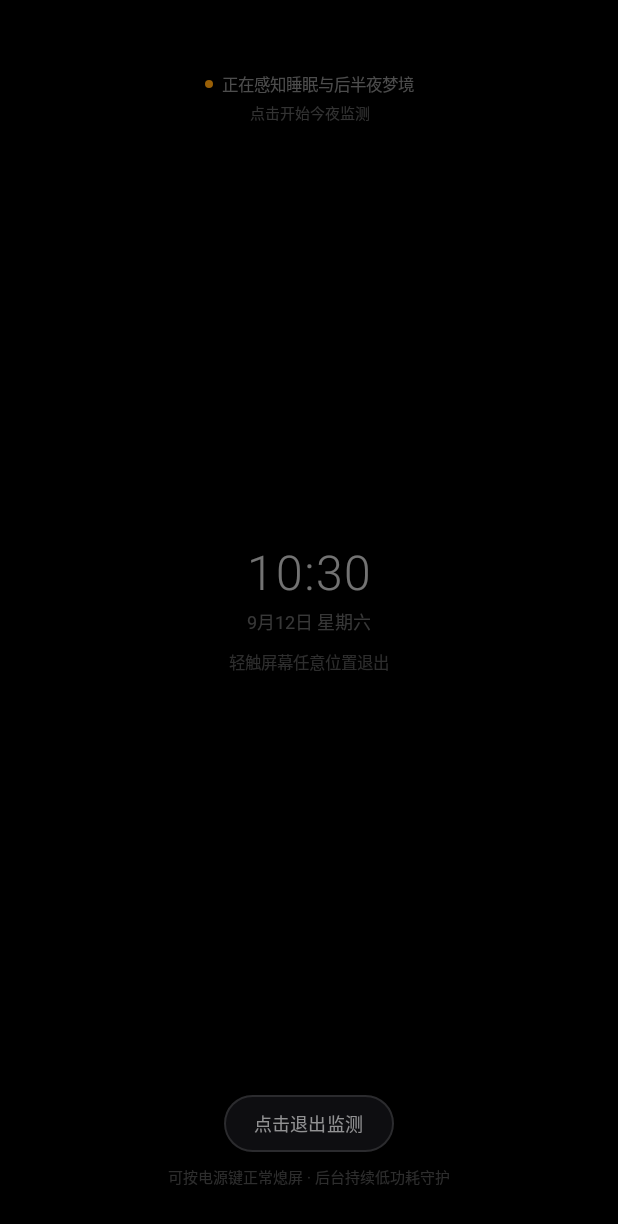
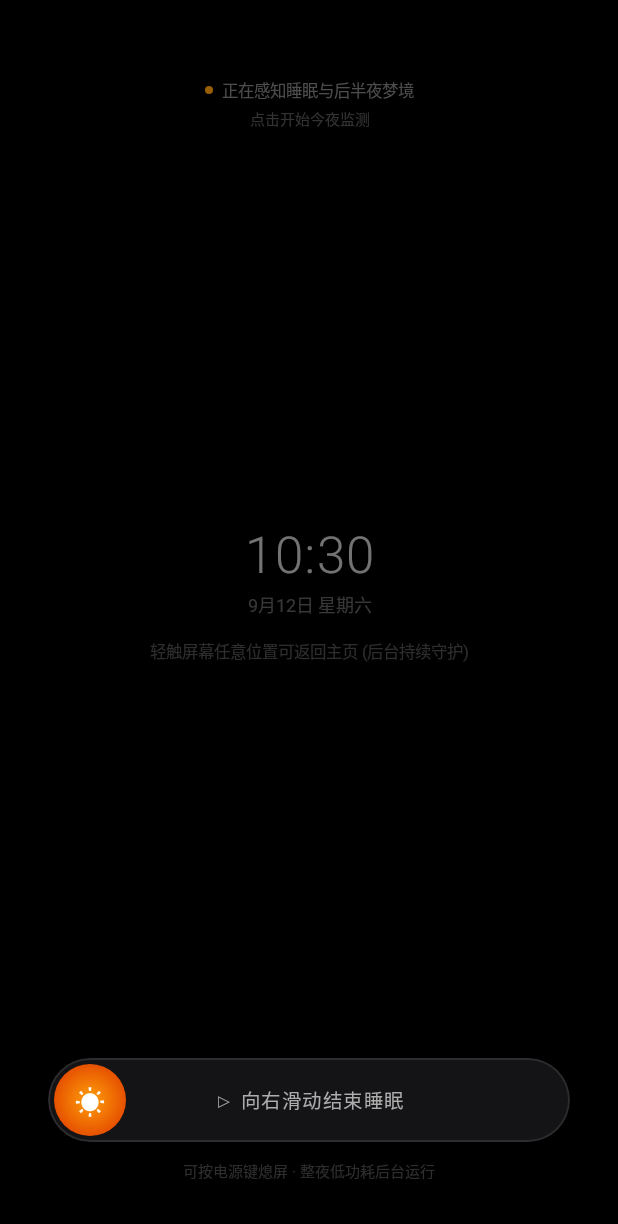
Before and after one commit to tongsuh/alarm, an Android app built with Jetpack Compose: the SleepModeActivity screen opened directly, with no data from a screen before it, on a phone screen of 412 x 824 dp. Shown: the top 1224 px of the screen. Run offline under Robolectric (Android 15) with nearby library versions, the light colour scheme and no system bars.

Commit message:
feat(ui): implement slide-to-stop tracking slider and non-destructive tap-to-minimize

```diff
--- a/app/src/main/java/com/example/flashalarm/ui/SleepModeActivity.kt
+++ b/app/src/main/java/com/example/flashalarm/ui/SleepModeActivity.kt
@@ -7,9 +7,11 @@ import android.os.Bundle
 import android.view.WindowManager
 import androidx.activity.ComponentActivity
 import androidx.activity.compose.setContent
-import androidx.compose.foundation.BorderStroke
 import androidx.compose.foundation.background
+import androidx.compose.foundation.border
 import androidx.compose.foundation.clickable
+import androidx.compose.foundation.gestures.detectHorizontalDragGestures
+import androidx.compose.foundation.interaction.MutableInteractionSource
 import androidx.compose.foundation.layout.*
 import androidx.compose.foundation.shape.CircleShape
 import androidx.compose.foundation.shape.RoundedCornerShape
@@ -17,9 +19,17 @@ import androidx.compose.material3.*
 import androidx.compose.runtime.*
 import androidx.compose.ui.Alignment
 import androidx.compose.ui.Modifier
+import androidx.compose.ui.draw.clip
+import androidx.compose.ui.graphics.Brush
 import androidx.compose.ui.graphics.Color
+import androidx.compose.ui.hapticfeedback.HapticFeedbackType
+import androidx.compose.ui.input.pointer.pointerInput
+import androidx.compose.ui.layout.onSizeChanged
+import androidx.compose.ui.platform.LocalDensity
+import androidx.compose.ui.platform.LocalHapticFeedback
 import androidx.compose.ui.text.font.FontFamily
 import androidx.compose.ui.text.font.FontWeight
+import androidx.compose.ui.unit.IntOffset
 import androidx.compose.ui.unit.dp
 import androidx.compose.ui.unit.sp
 import androidx.core.view.WindowCompat
@@ -31,16 +41,14 @@ import kotlinx.coroutines.delay
 import kotlinx.coroutines.isActive
 import java.text.SimpleDateFormat
 import java.util.*
+import kotlin.math.roundToInt
 
 /**
  * 专为夜间就寝打造的纯黑极暗睡眠态 Activity (SleepModeActivity)
  *
- * 彻底参考成熟睡眠软件 (Sleep as Android / Sleep Cycle) 的设计规范：
- * 1. OLED 纯黑真夜间模式：全屏 0xFF000000 黑色背景，硬件极低背光 (0.01f)，完全不刺眼、不抑制褪黑素。
- * 2. 弱光大时钟屏保：柔和微光时钟 + 实时微动守护状态。
- * 3. 锁屏全兼容：支持按物理电源键直接熄屏（后台服务无缝持续监测）；也支持夜间亮屏时在锁屏上极暗常驻看时间。
- * 4. 防翻身误触：采用【长按 2 秒结束】保护机制，杜绝夜间手臂压到屏幕误关监测。
- * 5. 实时平放姿态预警：检测到手机斜靠或竖立时，柔和提示请平放于床垫。
+ * 交互架构：
+ * 1. 退出黑屏界面 (临时离开看手机)：轻触屏幕任意空白区域即可返回主界面，后台睡眠感知持续低功耗守护。
+ * 2. 结束睡眠追踪 (晨起结算)：底部防误触【▷ 向右滑动结束睡眠】滑块，只有滑动达到阈值才真正终止服务并封存报告。
  */
 class SleepModeActivity : ComponentActivity() {
 
@@ -61,7 +69,12 @@ class SleepModeActivity : ComponentActivity() {
 
         setContent {
             SleepModeContent(
-                onExitSleep = {
+                onExitBedsideScreen = {
+                    // 仅退出当前黑屏时钟界面，后台睡眠感知继续运行！
+                    finish()
+                },
+                onStopSleepTracking = {
+                    // 晨起结算：滑块确认退出睡眠追踪
                     SleepTrackingService.stopTracking(this@SleepModeActivity)
                     finish()
                 }
@@ -70,21 +83,17 @@ class SleepModeActivity : ComponentActivity() {
     }
 
     private fun setupNightWindow() {
-        // 允许在锁屏上显示，熄屏点亮不刺眼
         if (Build.VERSION.SDK_INT >= Build.VERSION_CODES.O_MR1) {
             setShowWhenLocked(true)
             setTurnScreenOn(false)
         } else {
             @Suppress("DEPRECATION")
-            window.addFlags(
-                WindowManager.LayoutParams.FLAG_SHOW_WHEN_LOCKED
-            )
+            window.addFlags(WindowManager.LayoutParams.FLAG_SHOW_WHEN_LOCKED)
         }
 
-        // 常驻屏幕（用户也可随时按物理电源键熄屏）
         window.addFlags(WindowManager.LayoutParams.FLAG_KEEP_SCREEN_ON)
 
-        // 极暗屏幕背光重载 (0.015f)，OLED 零光污染
+        // 极暗屏幕背光 (0.015f)，夜间床头零刺眼
         val lp = window.attributes
         lp.screenBrightness = 0.015f
         window.attributes = lp
@@ -106,13 +115,13 @@ class SleepModeActivity : ComponentActivity() {
 
 @Composable
 private fun SleepModeContent(
-    onExitSleep: () -> Unit
+    onExitBedsideScreen: () -> Unit,
+    onStopSleepTracking: () -> Unit
 ) {
     val liveStatusDetail by SleepTrackingService.liveDetailText.collectAsState()
     val isPhoneFlat by SleepTrackingService.isPhoneFlat.collectAsState()
     val phoneTiltAngle by SleepTrackingService.phoneTiltAngle.collectAsState()
 
-    // 每秒刷新时间
     var currentTimeStr by remember { mutableStateOf(getFormattedTime()) }
     var currentDateStr by remember { mutableStateOf(getFormattedDate()) }
 
@@ -124,22 +133,27 @@ private fun SleepModeContent(
         }
     }
 
-    // 全屏纯黑，点击任意区域立即退出
+    // 全屏纯黑背景，点击背景空白区域仅退出黑屏界面 (后台持续守护)
     Box(
         modifier = Modifier
             .fillMaxSize()
             .background(Color.Black)
-            .clickable { onExitSleep() },
+            .clickable(
+                interactionSource = remember { MutableInteractionSource() },
+                indication = null
+            ) {
+                onExitBedsideScreen()
+            },
         contentAlignment = Alignment.Center
     ) {
         Column(
             modifier = Modifier
                 .fillMaxSize()
-                .padding(horizontal = 24.dp, vertical = 32.dp),
+                .padding(horizontal = 24.dp, vertical = 36.dp),
             horizontalAlignment = Alignment.CenterHorizontally,
             verticalArrangement = Arrangement.SpaceBetween
         ) {
-            // 顶部：极简暗色状态或姿态告警
+            // 顶部：微弱暗色状态或倾角姿态提示
             Column(
                 horizontalAlignment = Alignment.CenterHorizontally,
                 modifier = Modifier.padding(top = 16.dp)
@@ -174,12 +188,12 @@ private fun SleepModeContent(
                 )
             }
 
-            // 中部：黑屏 + 小数字时间界面 (柔和小尺寸，夜间零刺眼)
+            // 中部：黑屏 + 小数字时间显示
             Column(horizontalAlignment = Alignment.CenterHorizontally) {
                 Text(
                     text = currentTimeStr,
                     color = Color.White.copy(alpha = 0.45f),
-                    fontSize = 32.sp,
+                    fontSize = 34.sp,
                     fontFamily = FontFamily.SansSerif,
                     fontWeight = FontWeight.Light,
                     letterSpacing = 1.sp
@@ -193,41 +207,146 @@ private fun SleepModeContent(
                     fontSize = 12.sp
                 )
 
-                Spacer(modifier = Modifier.height(10.dp))
+                Spacer(modifier = Modifier.height(14.dp))
 
                 Text(
-                    text = "轻触屏幕任意位置退出",
+                    text = "轻触屏幕任意位置可返回主页 (后台持续守护)",
                     color = Color.White.copy(alpha = 0.18f),
                     fontSize = 11.sp
                 )
             }
 
-            // 底部：明确的点击退出按钮 (点击即刻退出，无需长按)
-            Column(horizontalAlignment = Alignment.CenterHorizontally) {
-                OutlinedButton(
-                    onClick = onExitSleep,
-                    modifier = Modifier.height(38.dp),
-                    shape = RoundedCornerShape(19.dp),
-                    border = BorderStroke(1.dp, Color.White.copy(alpha = 0.12f)),
-                    colors = ButtonDefaults.outlinedButtonColors(containerColor = Color(0xFF0E0E11)),
-                    contentPadding = PaddingValues(horizontal = 20.dp, vertical = 0.dp)
-                ) {
-                    Text(
-                        text = "点击退出监测",
-                        color = Color.White.copy(alpha = 0.55f),
-                        fontSize = 12.sp,
-                        fontWeight = FontWeight.Medium
-                    )
-                }
+            // 底部：防误触滑动滑块 (Slide to Stop Tracking)
+            Column(
+                horizontalAlignment = Alignment.CenterHorizontally,
+                modifier = Modifier
+                    .fillMaxWidth()
+                    .clickable(
+                        interactionSource = remember { MutableInteractionSource() },
+                        indication = null
+                    ) {
+                        // 拦截滑块区域点击，防止误触发背景点击
+                    }
+            ) {
+                SlideToStopTrackingSlider(
+                    onStop = onStopSleepTracking,
+                    modifier = Modifier
+                        .fillMaxWidth()
+                        .padding(horizontal = 8.dp)
+                )
 
-                Spacer(modifier = Modifier.height(10.dp))
+                Spacer(modifier = Modifier.height(12.dp))
 
                 Text(
-                    text = "可按电源键正常熄屏 · 后台持续低功耗守护",
+                    text = "可按电源键熄屏 · 整夜低功耗后台运行",
                     color = Color.White.copy(alpha = 0.18f),
                     fontSize = 10.sp
                 )
             }
+        }
+    }
+}
+
+/**
+ * 成熟高质感滑动结束睡眠滑块 (Slide to Stop)
+ */
+@Composable
+private fun SlideToStopTrackingSlider(
+    onStop: () -> Unit,
+    modifier: Modifier = Modifier
+) {
+    val haptic = LocalHapticFeedback.current
+    val density = LocalDensity.current
+
+    var trackWidthPx by remember { mutableFloatStateOf(0f) }
+    var offsetX by remember { mutableFloatStateOf(0f) }
+    val thumbSizeDp = 48.dp
+    val thumbSizePx = with(density) { thumbSizeDp.toPx() }
+
+    val maxDragRange = (trackWidthPx - thumbSizePx - with(density) { 8.dp.toPx() }).coerceAtLeast(1f)
+    val progress = (offsetX / maxDragRange).coerceIn(0f, 1f)
+
+    Box(
+        modifier = modifier
+            .fillMaxWidth()
+            .height(56.dp)
+            .clip(RoundedCornerShape(28.dp))
+            .background(Color(0xFF141416))
+            .border(1.dp, Color.White.copy(alpha = 0.10f), RoundedCornerShape(28.dp))
+            .onSizeChanged { size ->
+                trackWidthPx = size.width.toFloat()
+            },
+        contentAlignment = Alignment.CenterStart
+    ) {
+        // 背景渐变填充光效 (随滑动展开)
+        if (progress > 0.01f) {
+            Box(
+                modifier = Modifier
+                    .fillMaxHeight()
+                    .fillMaxWidth(progress)
+                    .clip(RoundedCornerShape(28.dp))
+                    .background(
+                        Brush.horizontalGradient(
+                            listOf(
+                                Color(0xFF9B51E0).copy(alpha = 0.25f),
+                                Color(0xFFFF9F0A).copy(alpha = 0.45f)
+                            )
+                        )
+                    )
+            )
+        }
+
+        // 中间提示文案 (随滑动渐隐)
+        Box(
+            modifier = Modifier.fillMaxSize(),
+            contentAlignment = Alignment.Center
+        ) {
+            Text(
+                text = "▷ 向右滑动结束睡眠",
+                fontSize = 13.sp,
+                fontWeight = FontWeight.Medium,
+                color = Color.White.copy(alpha = (1f - progress * 1.4f).coerceIn(0.1f, 0.65f)),
+                letterSpacing = 1.sp
+            )
+        }
+
+        // 滑块圆形手柄 (可横向拖拽)
+        Box(
+            modifier = Modifier
+                .offset { IntOffset(offsetX.roundToInt(), 0) }
+                .padding(4.dp)
+                .size(thumbSizeDp)
+                .clip(CircleShape)
+                .background(
+                    Brush.radialGradient(
+                        listOf(Color(0xFFFF9F0A), Color(0xFFE65100))
+                    )
+                )
+                .pointerInput(maxDragRange) {
+                    detectHorizontalDragGestures(
+                        onDragEnd = {
+                            if (offsetX >= maxDragRange * 0.72f) {
+                                haptic.performHapticFeedback(HapticFeedbackType.LongPress)
+                                onStop()
+                            } else {
+                                offsetX = 0f
+                            }
+                        },
+                        onDragCancel = {
+                            offsetX = 0f
+                        },
+                        onHorizontalDrag = { _, dragAmount ->
+                            offsetX = (offsetX + dragAmount).coerceIn(0f, maxDragRange)
+                        }
+                    )
+                },
+            contentAlignment = Alignment.Center
+        ) {
+            Text(
+                text = "☀",
+                fontSize = 20.sp,
+                color = Color.White
+            )
         }
     }
 }
```
